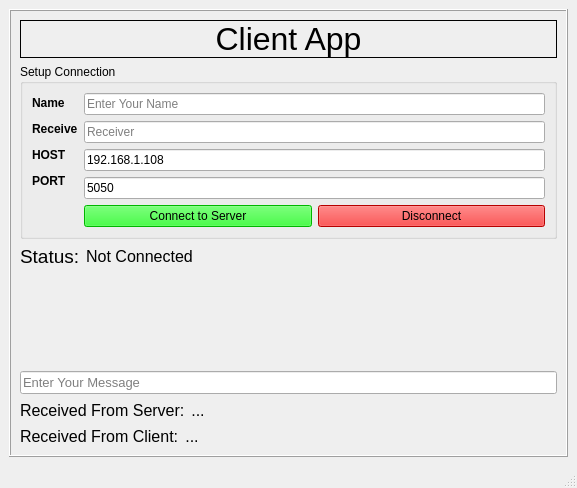
Above: client-side/ClientGUI.ui from Abdullah-Alrefaey/medical-consultant-app before the change. Below: the same form after it.
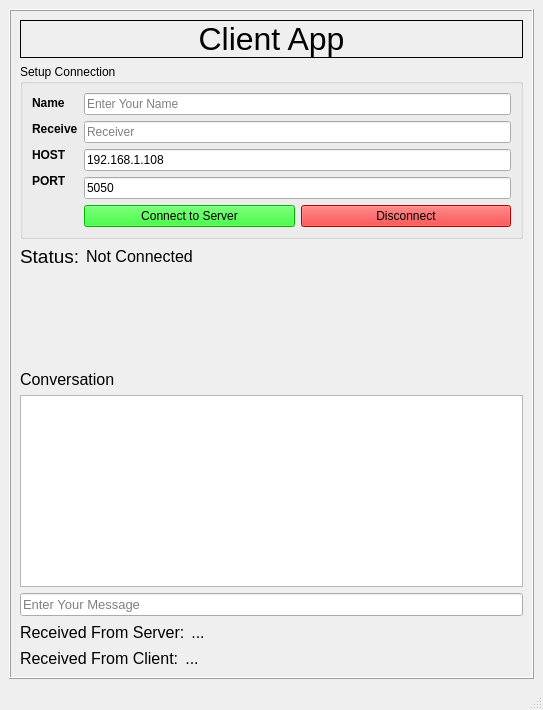
That is the form after the change.

Commit message: Edit UI, Adding Chat Area

Patch:
```diff
--- a/client-side/ClientGUI.ui
+++ b/client-side/ClientGUI.ui
@@ -6,8 +6,8 @@
    <rect>
     <x>0</x>
     <y>0</y>
-    <width>577</width>
-    <height>488</height>
+    <width>543</width>
+    <height>710</height>
    </rect>
   </property>
   <property name="windowTitle">
@@ -681,7 +681,7 @@
            </item>
           </layout>
          </item>
-         <item row="3" column="0">
+         <item row="5" column="0">
           <layout class="QHBoxLayout" name="horizontalLayout_11">
            <item>
             <widget class="QLabel" name="label_5">
@@ -735,7 +735,7 @@
            </item>
           </layout>
          </item>
-         <item row="2" column="0">
+         <item row="4" column="0">
           <layout class="QVBoxLayout" name="verticalLayout_2">
            <item>
             <widget class="QLineEdit" name="client_message_text">
@@ -773,6 +773,23 @@
            </property>
           </spacer>
          </item>
+         <item row="2" column="0">
+          <widget class="QLabel" name="label_2">
+           <property name="font">
+            <font>
+             <pointsize>12</pointsize>
+             <weight>50</weight>
+             <bold>false</bold>
+            </font>
+           </property>
+           <property name="text">
+            <string>Conversation</string>
+           </property>
+          </widget>
+         </item>
+         <item row="3" column="0">
+          <widget class="QTextEdit" name="chat_area"/>
+         </item>
         </layout>
        </item>
        <item row="1" column="0">
```
Left out of the diff: 2 changed lines with no effect on the pictures. The commit also changes 2 other files.
